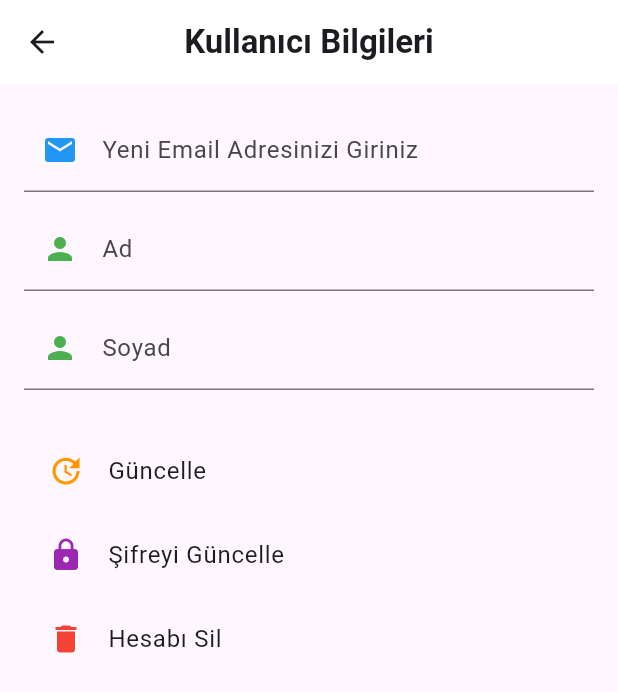
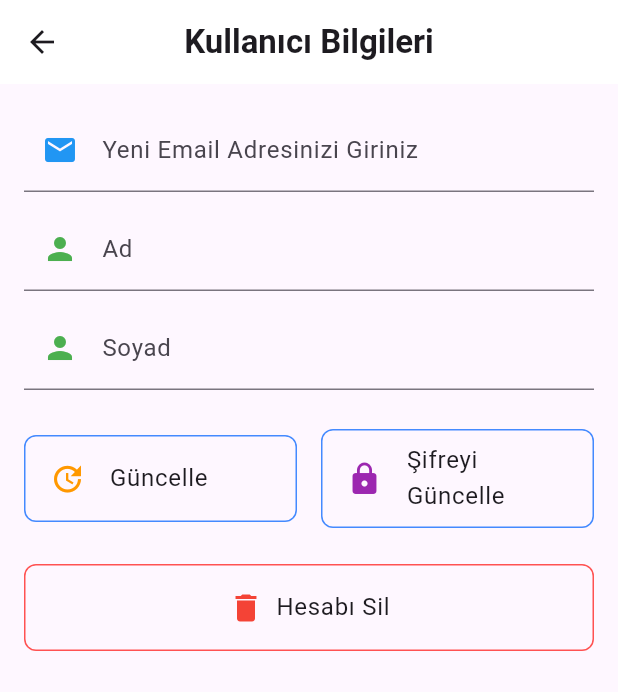
Before and after one commit to VeliDasan/BLoC, a Flutter app: the UserPage screen opened directly, on a phone screen of 412 x 824 dp. Shown: the top 692 px of the screen. Run offline on Flutter 3.47's test engine with Material 3 defaults, Android fonts, the phone set to English and light mode, and no system bars; our stand-ins replace bloc, cloud_firestore, dio, equatable, firebase_auth, firebase_core and 9 more; missing offline and left inert: kdgaugeview; accounts and stored records are empty.

Commit message:
pdfAndUserUpdate

```diff
--- a/lib/src/pages/user.dart
+++ b/lib/src/pages/user.dart
@@ -60,7 +60,7 @@ class _UserPageState extends State<UserPage> {
                     return null;
                   },
                   icon: Icons.lock,
-                  iconColor: Colors.red,
+                  iconColor: Colors.purple,
                 ),
                 buildTextFormField(
                   controller: _newPasswordController,
@@ -74,7 +74,7 @@ class _UserPageState extends State<UserPage> {
                     return null;
                   },
                   icon: Icons.lock,
-                  iconColor: Colors.red,
+                  iconColor: Colors.purple,
                 ),
               ],
             ),
@@ -243,10 +243,17 @@ class _UserPageState extends State<UserPage> {
                             iconColor: Colors.green,
                           ),
                           const SizedBox(height: 16.0),
+                          Row(
+                            mainAxisAlignment: MainAxisAlignment.spaceBetween,
+                            children: [
                               Expanded(
-                            child: ListView(
-                              children: [
-                                ListTile(
+                                child: Container(
+                                  margin: const EdgeInsets.only(right: 8.0),
+                                  decoration: BoxDecoration(
+                                    border: Border.all(color: Colors.blueAccent, width: 1.0),
+                                    borderRadius: BorderRadius.circular(8.0),
+                                  ),
+                                  child: ListTile(
                                     leading: Icon(Icons.update, color: Colors.orange),
                                     title: Text('Güncelle'),
                                     onTap: () {
@@ -268,24 +275,52 @@ class _UserPageState extends State<UserPage> {
                                       }
                                     },
                                   ),
-
-                                ListTile(
+                                ),
+                              ),
+                              Expanded(
+                                child: Container(
+                                  margin: const EdgeInsets.only(left: 8.0),
+                                  decoration: BoxDecoration(
+                                    border: Border.all(color: Colors.blueAccent, width: 1.0),
+                                    borderRadius: BorderRadius.circular(8.0),
+                                  ),
+                                  child: ListTile(
                                     leading: Icon(Icons.lock, color: Colors.purple),
                                     title: Text('Şifreyi Güncelle'),
                                     onTap: () => _showUpdatePasswordDialog(context),
                                   ),
-                                ListTile(
-                                  leading: Icon(Icons.delete, color: Colors.red),
-                                  title: Text('Hesabı Sil'),
+                                ),
+                              ),
+                            ],
+                          ),
+                          const SizedBox(height: 16.0),
+                          Container(
+                            margin: const EdgeInsets.only(top: 8.0),
+                            decoration: BoxDecoration(
+                              border: Border.all(color: Colors.redAccent, width: 1.0),
+                              borderRadius: BorderRadius.circular(8.0),
+                            ),
+                            child: ListTile(
+                              contentPadding: EdgeInsets.zero,
+                              title: const Center(
+                                child: Row(
+                                  mainAxisSize: MainAxisSize.min,
+                                  mainAxisAlignment: MainAxisAlignment.center,
+                                  children: [
+                                    Icon(Icons.delete, color: Colors.red),
+                                    SizedBox(width: 8.0),
+                                    Text('Hesabı Sil'),
+                                  ],
+                                ),
+                              ),
                               onTap: () {
                                 context.read<FirebaseBloc>().add(
                                   DeleteUserRequested(uid: user!.uid),
                                 );
                               },
                             ),
-                              ],
-                            ),
-                          ),
+                          )
+
                         ],
                       ),
                     );
--- a/pubspec.yaml
+++ b/pubspec.yaml
@@ -23,6 +23,7 @@ dependencies:
   permission_handler:
   pdf:
   printing:
+  firebase_storage:
 dev_dependencies:
   flutter_test:
     sdk: flutter
```
Also changed, not shown: lib/src/pages/vehicleDetail.dart (+15 -4 lines), lib/src/repositories/pdf_repository.dart (added, +112 -0 lines), lib/src/utils/generateVehiclePdf.dart (deleted, +0 -63 lines), pubspec.lock. Lines whose indentation alone changed are shown as unchanged.
